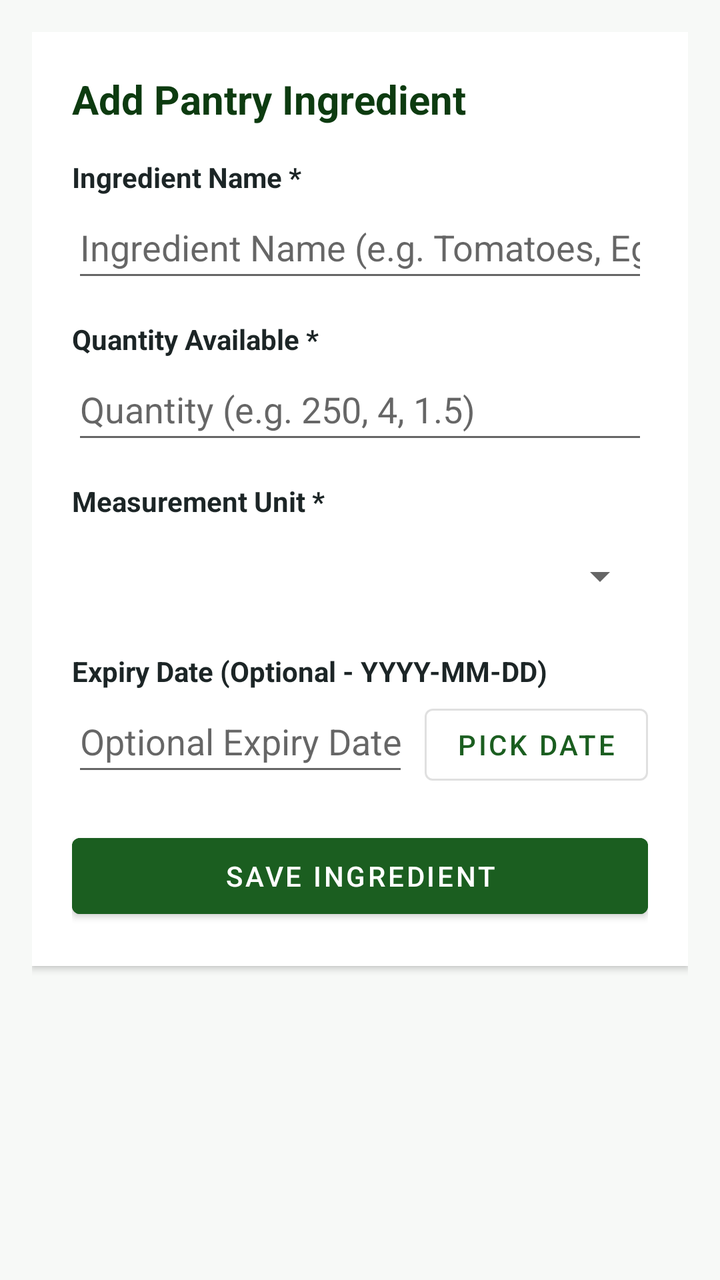
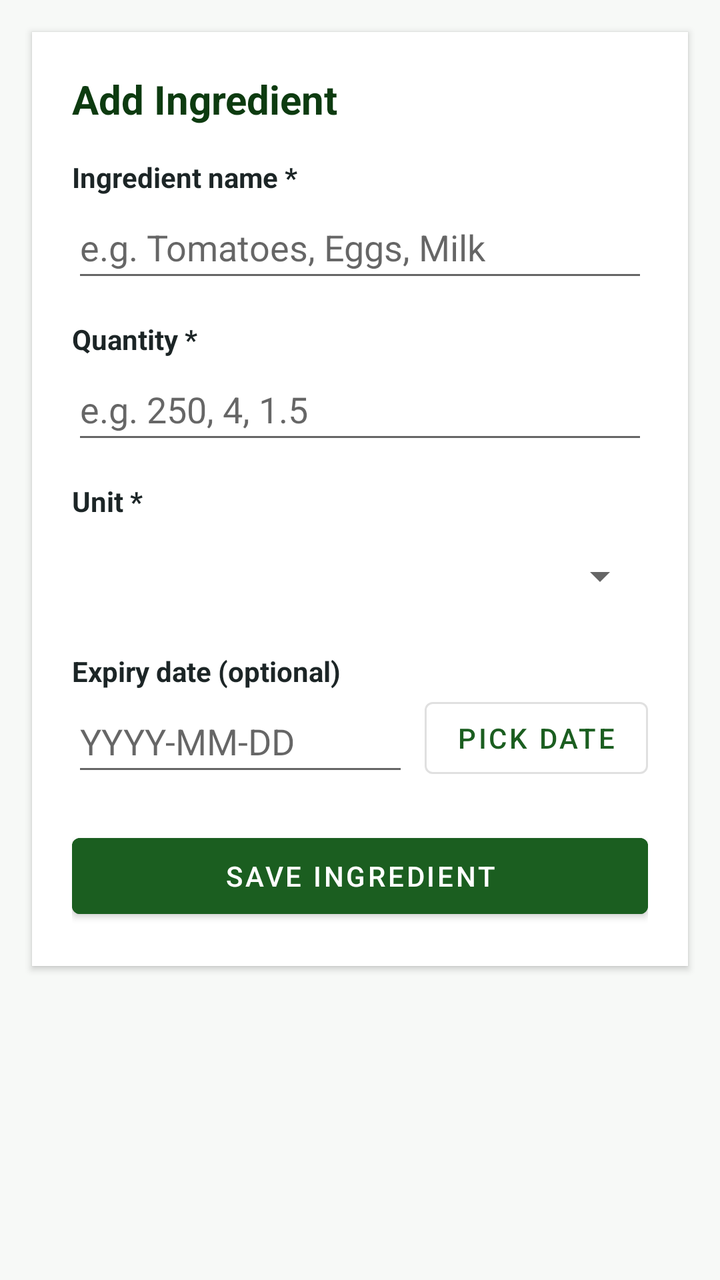

Two renders of the same Android screen: before a commit and after it. Below are the layout's source before the change and the commit's diff.
<!-- AndroidManifest.xml: application theme Theme.SmartPantryManager -->
<!-- res/layout/activity_add_edit_ingredient.xml -->
<?xml version="1.0" encoding="utf-8"?>
<ScrollView xmlns:android="http://schemas.android.com/apk/res/android"
    android:layout_width="match_parent"
    android:layout_height="match_parent"
    android:background="@color/surface_bg"
    android:padding="16dp">

    <LinearLayout
        android:layout_width="match_parent"
        android:layout_height="wrap_content"
        android:background="@color/card_white"
        android:elevation="2dp"
        android:orientation="vertical"
        android:padding="20dp">

        <TextView
            android:id="@+id/tvFormHeading"
            android:layout_width="match_parent"
            android:layout_height="wrap_content"
            android:text="@string/title_add_ingredient"
            android:textColor="@color/primary_green_dark"
            android:textSize="20sp"
            android:textStyle="bold" />

        <TextView
            android:layout_width="match_parent"
            android:layout_height="wrap_content"
            android:layout_marginTop="16dp"
            android:text="Ingredient Name *"
            android:textColor="@color/text_primary"
            android:textStyle="bold" />

        <EditText
            android:id="@+id/etIngredientName"
            android:layout_width="match_parent"
            android:layout_height="wrap_content"
            android:hint="@string/hint_ingredient_name"
            android:inputType="textCapWords"
            android:minHeight="48dp" />

        <TextView
            android:layout_width="match_parent"
            android:layout_height="wrap_content"
            android:layout_marginTop="14dp"
            android:text="Quantity Available *"
            android:textColor="@color/text_primary"
            android:textStyle="bold" />

        <EditText
            android:id="@+id/etQuantity"
            android:layout_width="match_parent"
            android:layout_height="wrap_content"
            android:hint="@string/hint_quantity"
            android:inputType="numberDecimal"
            android:minHeight="48dp" />

        <TextView
            android:layout_width="match_parent"
            android:layout_height="wrap_content"
            android:layout_marginTop="14dp"
            android:text="Measurement Unit *"
            android:textColor="@color/text_primary"
            android:textStyle="bold" />

        <Spinner
            android:id="@+id/spinnerUnit"
            android:layout_width="match_parent"
            android:layout_height="48dp"
            android:layout_marginTop="4dp" />

        <TextView
            android:layout_width="match_parent"
            android:layout_height="wrap_content"
            android:layout_marginTop="14dp"
            android:text="Expiry Date (Optional - YYYY-MM-DD)"
            android:textColor="@color/text_primary"
            android:textStyle="bold" />

        <LinearLayout
            android:layout_width="match_parent"
            android:layout_height="wrap_content"
            android:orientation="horizontal">

            <EditText
                android:id="@+id/etExpiryDate"
                android:layout_width="0dp"
                android:layout_height="wrap_content"
                android:layout_weight="1"
                android:hint="@string/hint_expiry_date"
                android:inputType="date"
                android:minHeight="48dp" />

            <Button
                android:id="@+id/btnPickDate"
                style="@style/Widget.MaterialComponents.Button.OutlinedButton"
                android:layout_width="wrap_content"
                android:layout_height="wrap_content"
                android:layout_marginStart="8dp"
                android:text="Pick Date" />
        </LinearLayout>

        <TextView
            android:id="@+id/tvValidationError"
            android:layout_width="match_parent"
            android:layout_height="wrap_content"
            android:layout_marginTop="12dp"
            android:background="@drawable/bg_badge_red"
            android:padding="10dp"
            android:textColor="@color/danger_red"
            android:textSize="14sp"
            android:visibility="gone" />

        <Button
            android:id="@+id/btnSaveIngredient"
            android:layout_width="match_parent"
            android:layout_height="wrap_content"
            android:layout_marginTop="20dp"
            android:backgroundTint="@color/primary_green"
            android:minHeight="50dp"
            android:text="@string/btn_save_ingredient"
            android:textColor="@color/card_white" />

        <Button
            android:id="@+id/btnDeleteIngredient"
            style="@style/Widget.MaterialComponents.Button.OutlinedButton"
            android:layout_width="match_parent"
            android:layout_height="wrap_content"
            android:layout_marginTop="10dp"
            android:text="@string/btn_delete_ingredient"
            android:textColor="@color/danger_red"
            android:visibility="gone" />

    </LinearLayout>
</ScrollView>
<!-- resources referenced by this layout -->
<resources>
  <color name="card_white">#FFFFFF</color>
  <color name="danger_red">#C62828</color>
  <color name="primary_green">#1B5E20</color>
  <color name="primary_green_dark">#0D3B10</color>
  <color name="surface_bg">#F7F9F7</color>
  <color name="text_primary">#1C2526</color>
  <!-- drawable bg_badge_red (drawable) -->
  <?xml version="1.0" encoding="utf-8"?>
  <shape xmlns:android="http://schemas.android.com/apk/res/android" android:shape="rectangle">
      <solid android:color="@color/danger_red_light"/>
      <corners android:radius="8dp"/>
      <stroke android:width="1dp" android:color="@color/danger_red"/>
  </shape>
  <string name="btn_delete_ingredient">Delete Ingredient</string>
  <string name="btn_save_ingredient">Save Ingredient</string>
  <string name="hint_expiry_date">Optional Expiry Date (YYYY-MM-DD)</string>
  <string name="hint_ingredient_name">Ingredient Name (e.g. Tomatoes, Eggs, Milk)</string>
  <string name="hint_quantity">Quantity (e.g. 250, 4, 1.5)</string>
  <string name="title_add_ingredient">Add Pantry Ingredient</string>
  <style name="Theme.SmartPantryManager" parent="Theme.MaterialComponents.Light.DarkActionBar">
          <item name="colorPrimary">@color/primary_green</item>
          <item name="colorPrimaryVariant">@color/primary_green_dark</item>
          <item name="colorOnPrimary">@color/card_white</item>
          <item name="colorSecondary">@color/accent_amber</item>
          <item name="colorOnSecondary">@color/card_white</item>
          <item name="android:windowBackground">@color/surface_bg</item>
          <item name="android:statusBarColor">@color/primary_green_dark</item>
      </style>
  <color name="danger_red_light">#FFEBEE</color>
  <color name="accent_amber">#EF6C00</color>
</resources>

<!-- the commit's change to res/layout/activity_add_edit_ingredient.xml (unified diff, before → after) -->
@@ -1,8 +1,10 @@
 <?xml version="1.0" encoding="utf-8"?>
 <ScrollView xmlns:android="http://schemas.android.com/apk/res/android"
+    android:id="@+id/addEditRoot"
     android:layout_width="match_parent"
     android:layout_height="match_parent"
     android:background="@color/surface_bg"
+    android:clipToPadding="false"
     android:padding="16dp">
 
     <LinearLayout
@@ -17,6 +19,7 @@
             android:id="@+id/tvFormHeading"
             android:layout_width="match_parent"
             android:layout_height="wrap_content"
+            android:accessibilityHeading="true"
             android:text="@string/title_add_ingredient"
             android:textColor="@color/primary_green_dark"
             android:textSize="20sp"
@@ -26,7 +29,8 @@
             android:layout_width="match_parent"
             android:layout_height="wrap_content"
             android:layout_marginTop="16dp"
-            android:text="Ingredient Name *"
+            android:labelFor="@id/etIngredientName"
+            android:text="@string/label_ingredient_name"
             android:textColor="@color/text_primary"
             android:textStyle="bold" />
 
@@ -35,14 +39,17 @@
             android:layout_width="match_parent"
             android:layout_height="wrap_content"
             android:hint="@string/hint_ingredient_name"
+            android:importantForAutofill="no"
             android:inputType="textCapWords"
+            android:maxLength="50"
             android:minHeight="48dp" />
 
         <TextView
             android:layout_width="match_parent"
             android:layout_height="wrap_content"
             android:layout_marginTop="14dp"
-            android:text="Quantity Available *"
+            android:labelFor="@id/etQuantity"
+            android:text="@string/label_quantity"
             android:textColor="@color/text_primary"
             android:textStyle="bold" />
 
@@ -51,6 +58,7 @@
             android:layout_width="match_parent"
             android:layout_height="wrap_content"
             android:hint="@string/hint_quantity"
+            android:importantForAutofill="no"
             android:inputType="numberDecimal"
             android:minHeight="48dp" />
 
@@ -58,7 +66,8 @@
             android:layout_width="match_parent"
             android:layout_height="wrap_content"
             android:layout_marginTop="14dp"
-            android:text="Measurement Unit *"
+            android:labelFor="@id/spinnerUnit"
+            android:text="@string/label_unit"
             android:textColor="@color/text_primary"
             android:textStyle="bold" />
 
@@ -66,19 +75,22 @@
             android:id="@+id/spinnerUnit"
             android:layout_width="match_parent"
             android:layout_height="48dp"
-            android:layout_marginTop="4dp" />
+            android:layout_marginTop="4dp"
+            android:contentDescription="@string/label_unit" />
 
         <TextView
             android:layout_width="match_parent"
             android:layout_height="wrap_content"
             android:layout_marginTop="14dp"
-            android:text="Expiry Date (Optional - YYYY-MM-DD)"
+            android:labelFor="@id/etExpiryDate"
+            android:text="@string/label_expiry_date"
             android:textColor="@color/text_primary"
             android:textStyle="bold" />
 
         <LinearLayout
             android:layout_width="match_parent"
             android:layout_height="wrap_content"
+            android:gravity="center_vertical"
             android:orientation="horizontal">
 
             <EditText
@@ -87,7 +99,9 @@
                 android:layout_height="wrap_content"
                 android:layout_weight="1"
                 android:hint="@string/hint_expiry_date"
+                android:importantForAutofill="no"
                 android:inputType="date"
+                android:maxLength="10"
                 android:minHeight="48dp" />
 
             <Button
@@ -96,7 +110,7 @@
                 android:layout_width="wrap_content"
                 android:layout_height="wrap_content"
                 android:layout_marginStart="8dp"
-                android:text="Pick Date" />
+                android:text="@string/btn_pick_date" />
         </LinearLayout>
 
         <TextView
@@ -104,6 +118,7 @@
             android:layout_width="match_parent"
             android:layout_height="wrap_content"
             android:layout_marginTop="12dp"
+            android:accessibilityLiveRegion="polite"
             android:background="@drawable/bg_badge_red"
             android:padding="10dp"
             android:textColor="@color/danger_red"
<!-- resource entries referenced after the edit -->
@@ -14,11 +14,16 @@
       <stroke android:width="1dp" android:color="@color/danger_red"/>
   </shape>
   <string name="btn_delete_ingredient">Delete Ingredient</string>
+  <string name="btn_pick_date">Pick date</string>
   <string name="btn_save_ingredient">Save Ingredient</string>
-  <string name="hint_expiry_date">Optional Expiry Date (YYYY-MM-DD)</string>
-  <string name="hint_ingredient_name">Ingredient Name (e.g. Tomatoes, Eggs, Milk)</string>
-  <string name="hint_quantity">Quantity (e.g. 250, 4, 1.5)</string>
-  <string name="title_add_ingredient">Add Pantry Ingredient</string>
+  <string name="hint_expiry_date">YYYY-MM-DD</string>
+  <string name="hint_ingredient_name">e.g. Tomatoes, Eggs, Milk</string>
+  <string name="hint_quantity">e.g. 250, 4, 1.5</string>
+  <string name="label_expiry_date">Expiry date (optional)</string>
+  <string name="label_ingredient_name">Ingredient name *</string>
+  <string name="label_quantity">Quantity *</string>
+  <string name="label_unit">Unit *</string>
+  <string name="title_add_ingredient">Add Ingredient</string>
   <style name="Theme.SmartPantryManager" parent="Theme.MaterialComponents.Light.DarkActionBar">
           <item name="colorPrimary">@color/primary_green</item>
           <item name="colorPrimaryVariant">@color/primary_green_dark</item>
